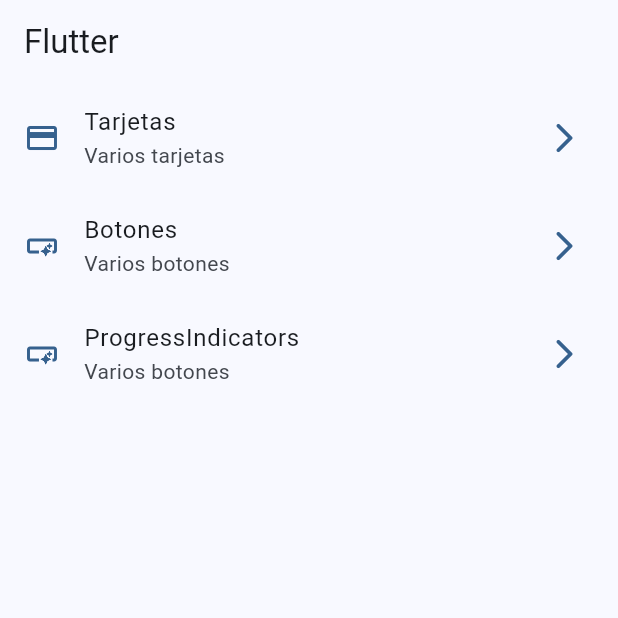
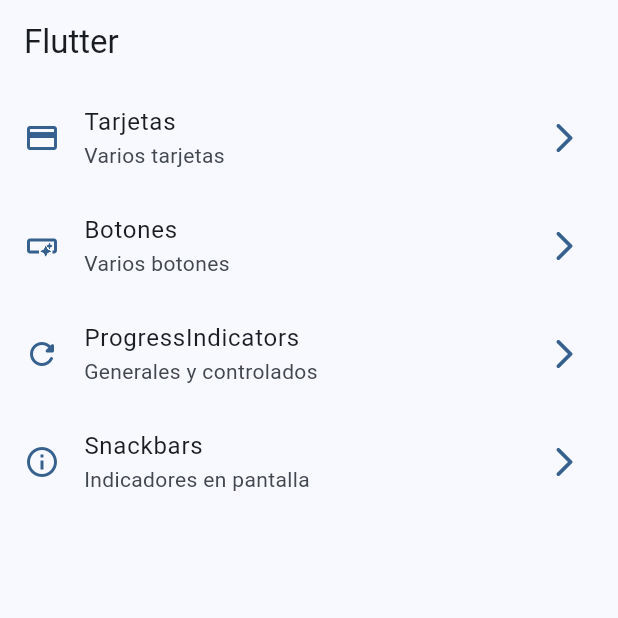
Before and after one commit to yvillegas/widgets_app, a Flutter app: the screen it shows after launch, on a phone screen of 412 x 824 dp, the top half of it. Run offline on Flutter 3.47's test engine with Material 2 defaults, Android fonts, the phone set to English and light mode, and no system bars; our stand-ins replace go_router.

Commit message:
snackbars and dialogs finished

```diff
--- a/lib/config/menu/menu_items.dart
+++ b/lib/config/menu/menu_items.dart
@@ -26,7 +26,12 @@ const appMenuItems = <MenuItem>[
       icon: Icons.smart_button_outlined),
   MenuItem(
       title: 'ProgressIndicators',
-      subtitle: 'Varios botones',
+      subtitle: 'Generales y controlados',
       link: '/progress',
-      icon: Icons.smart_button_outlined),
+      icon: Icons.refresh_rounded),
+  MenuItem(
+      title: 'Snackbars',
+      subtitle: 'Indicadores en pantalla',
+      link: '/snackbars',
+      icon: Icons.info_outline),
 ];
--- a/lib/config/router/app_router.dart
+++ b/lib/config/router/app_router.dart
@@ -24,5 +24,10 @@ final appRouter = GoRouter(
       name: ProgressScreen.name,
       builder: (context, state) => const ProgressScreen(),
     ),
+    GoRoute(
+      path: '/snackbars',
+      name: SnackbarScreen.name,
+      builder: (context, state) => const SnackbarScreen(),
+    ),
   ],
 );
--- a/lib/main.dart
+++ b/lib/main.dart
@@ -12,6 +12,7 @@ class MainApp extends StatelessWidget {
   @override
   Widget build(BuildContext context) {
     return MaterialApp.router(
+      title: 'Flutter Vidgets App',
       routerConfig: appRouter,
       debugShowCheckedModeBanner: false,
       theme: AppTheme(selectedColor: 3).getTheme(),
```
Also changed, not shown: lib/presentation/screens/snackbar/snackbar_screen.dart (+60 -1 lines).
